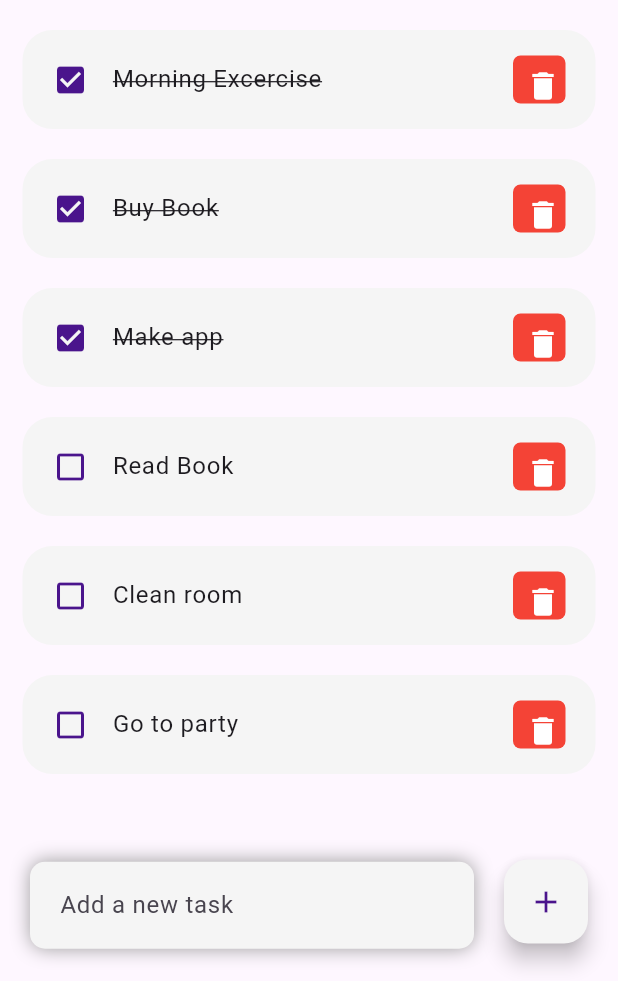
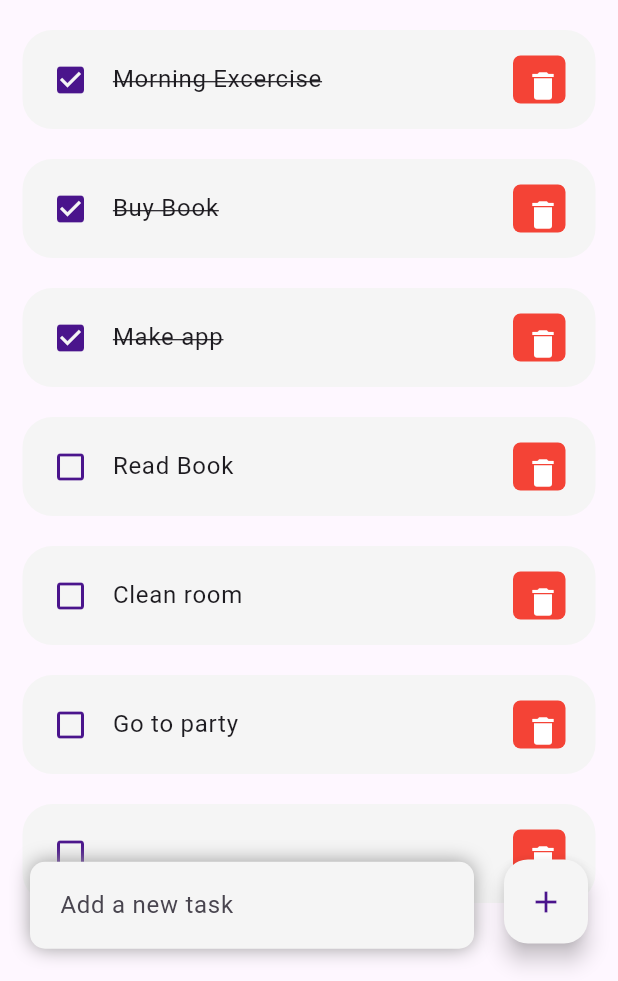
Before and after one commit to kamilgadek/todo_app_new, a Flutter app: the screen it shows after launch, after a tap on the "add" icon, on a phone screen of 412 x 824 dp, the part 255-1236 px from its top. Run offline on Flutter 3.47's test engine with Material 3 defaults, Android fonts, the phone set to English and light mode, and no system bars.

Commit message:
Implement add funcionality

```diff
--- a/lib/main.dart
+++ b/lib/main.dart
@@ -10,7 +10,7 @@ class MainApp extends StatelessWidget {
 
   @override
   Widget build(BuildContext context) {
-    return MaterialApp(
+    return const MaterialApp(
       debugShowCheckedModeBanner: false,
       home: Home(
       ),
--- a/lib/screens/home.dart
+++ b/lib/screens/home.dart
@@ -4,17 +4,40 @@ import 'package:todo_app/model/todo.dart';
 import '../widgets/todo_item.dart';
 
 class Home extends StatefulWidget {
-  Home({super.key});
+  const Home({super.key});
 
   @override
   State<Home> createState() => _HomeState();
+}
 
-}
+class _HomeState extends State<Home> {
+  final todosList = ToDo.todoList();
+  final addController = TextEditingController();
+
+
+  void handleToDoChange(ToDo todo) {
+    setState(() {
+      todo.isDone = !todo.isDone;
+    });
+  }
+
+  void handleDelate(String id) {
+    setState(() {
+      todosList.removeWhere((item) => item.id == id);
+    });
+  }
+
+  void handleAdd(String toDo) {
+    setState(() {
+      todosList.add(ToDo(
+          id: DateTime.now().microsecondsSinceEpoch.toString(),
+          todoText: toDo));
+    });
+    addController.clear();
+  }
 
 
 
-class _HomeState extends State<Home> {
-  final todosList = ToDo.todoList();
 
   @override
   Widget build(BuildContext context) {
@@ -100,8 +123,9 @@ class _HomeState extends State<Home> {
                       ],
                       borderRadius: BorderRadius.circular(10),
                     ),
-                    child: const TextField(
-                      decoration: InputDecoration(
+                    child: TextField(
+                      controller: addController,
+                      decoration: const InputDecoration(
                         hintText: 'Add a new task',
                         border: InputBorder.none,
                       ),
@@ -115,7 +139,9 @@ class _HomeState extends State<Home> {
                   ),
                   child: FloatingActionButton(
                     backgroundColor: Colors.grey[100],
-                    onPressed: () {},
+                    onPressed: () {
+                      handleAdd(addController.text);
+                    },
                     child: Icon(
                       Icons.add,
                       color: Colors.purple[900],
@@ -130,22 +156,8 @@ class _HomeState extends State<Home> {
     );
   }
 
-  void handleToDoChange (ToDo todo) {
-    setState(() {
-      todo.isDone = !todo.isDone;
-    });
-
-  }
-
-
-  void handleDelate (String id) {
-    setState(() {
-      todosList.removeWhere((item) => item.id == id);
-    });
-  }
 
 }
-
 
 class _SearchBox extends StatelessWidget {
   const _SearchBox();
--- a/lib/widgets/todo_item.dart
+++ b/lib/widgets/todo_item.dart
@@ -2,7 +2,7 @@ import 'package:flutter/material.dart';
 import 'package:todo_app/model/todo.dart';
 
 class ToDoItem extends StatelessWidget {
-  ToDoItem({
+  const ToDoItem({
     super.key,
     required this.todo,
     required this.onToDoChange,
```
